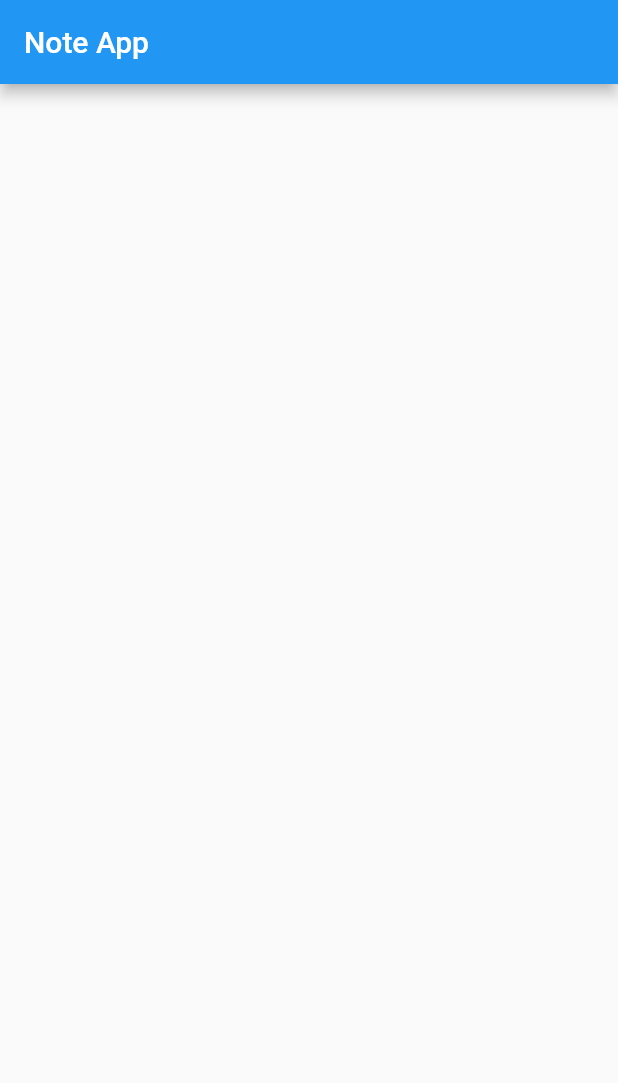
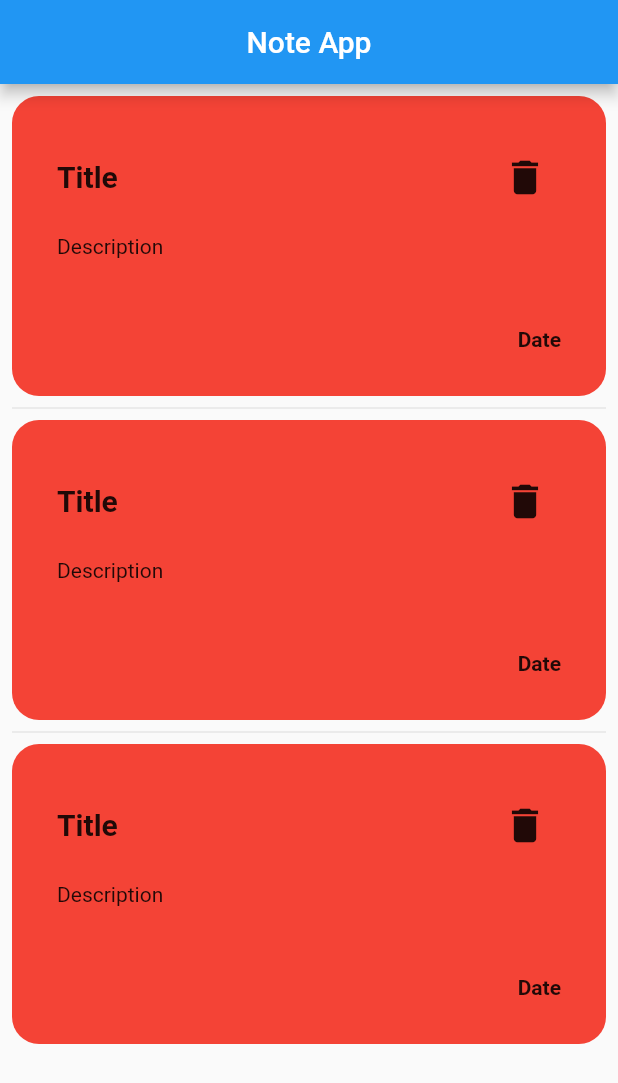
Before and after one commit to akhilbiju3/Note-App-Using-Hive, a Flutter app: the screen it shows after launch, on a phone screen of 412 x 824 dp. Shown: the top 1083 px of the screen. Run offline on Flutter 3.47's test engine with Material 2 defaults, Android fonts, the phone set to English and light mode, and no system bars.

Commit message:
list Container Updated

```diff
--- a/lib/main.dart
+++ b/lib/main.dart
@@ -11,6 +11,7 @@ class NoteApp extends StatelessWidget {
   @override
   Widget build(BuildContext context) {
     return MaterialApp(
+      debugShowCheckedModeBanner: false,
       home: NoteHomeScreen(),
     );
   }
--- a/lib/view/note_app_home_screen/noteapp_homescreen.dart
+++ b/lib/view/note_app_home_screen/noteapp_homescreen.dart
@@ -1,4 +1,5 @@
 import 'package:flutter/material.dart';
+import 'package:noteapphive/view/note_app_home_screen/noteapp_homescreen_widget/list_container_widget.dart';
 
 class NoteHomeScreen extends StatefulWidget {
   const NoteHomeScreen({super.key});
@@ -12,7 +13,15 @@ class _NoteHomeScreenState extends State<NoteHomeScreen> {
   Widget build(BuildContext context) {
     return Scaffold(
       appBar: AppBar(
+        centerTitle: true,
         title: const Text('Note App'),
+      ),
+      body: Padding(
+        padding: const EdgeInsets.all(8.0),
+        child: ListView.separated(
+            itemBuilder: (context, index) => ListContainer(),
+            separatorBuilder: (context, index) => Divider(),
+            itemCount: 3),
       ),
     );
   }
--- /dev/null
+++ b/lib/view/note_app_home_screen/noteapp_homescreen_widget/list_container_widget.dart
@@ -0,0 +1,69 @@
+import 'package:flutter/material.dart';
+
+class ListContainer extends StatefulWidget {
+  const ListContainer({super.key});
+
+  @override
+  State<ListContainer> createState() => _ListContainerState();
+}
+
+class _ListContainerState extends State<ListContainer> {
+  @override
+  Widget build(BuildContext context) {
+    return Container(
+          padding: EdgeInsets.all(30),
+          height: 200,
+          decoration: BoxDecoration(
+            borderRadius: BorderRadius.circular(18),
+            color: Colors.red,
+          ),
+          child: Column(
+            crossAxisAlignment: CrossAxisAlignment.start,
+            children: [
+              Row(
+                mainAxisAlignment: MainAxisAlignment.spaceBetween,
+                children: [
+                  SizedBox(
+                    width: 100,
+                    child: Text(
+                      "Title",
+                      style: TextStyle(
+                        fontSize: 20,
+                        fontWeight: FontWeight.bold,
+                      ),
+                    ),
+                  ),
+                  Row(
+                    children: [
+                      IconButton(
+                        icon: Icon(Icons.delete, size: 30),
+                        onPressed: () {},
+                      ),
+                    ],
+                  )
+                ],
+              ),
+              SizedBox(
+                height: 10,
+              ),
+              Text(
+                "Description",
+                maxLines: 3,
+                overflow: TextOverflow.ellipsis,
+                style: TextStyle(fontSize: 14, height: 1.5),
+              ),
+              Spacer(),
+              Row(
+                mainAxisAlignment: MainAxisAlignment.end,
+                children: [
+                  Text(
+                    "Date",
+                    style: TextStyle(fontWeight: FontWeight.bold),
+                  ),
+                ],
+              )
+            ],
+          ),
+        );
+  }
+}
```
